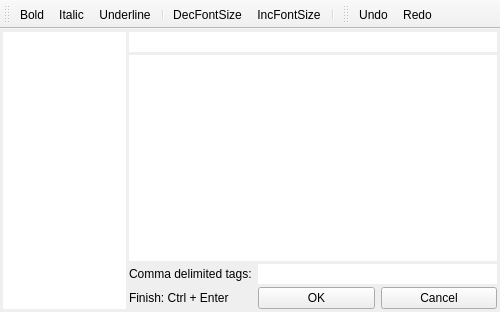
Qt form src/editnoteform.ui (graninas/WhiteLightNotes) before a commit.
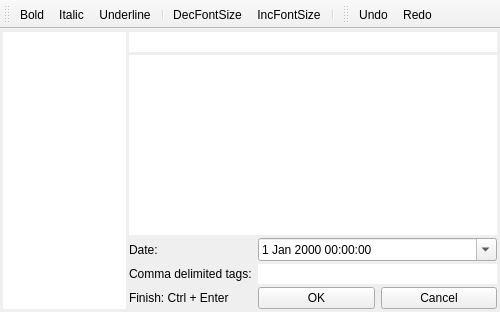
The same form after that commit. Icons and pictures are not drawn.

What changed in the file:
```diff
--- a/src/editnoteform.ui
+++ b/src/editnoteform.ui
@@ -117,41 +117,55 @@
         <property name="verticalSpacing">
          <number>3</number>
         </property>
-        <item row="0" column="1" colspan="2">
+        <item row="1" column="1" colspan="2">
          <widget class="QLineEdit" name="le_Tags">
           <property name="frame">
            <bool>false</bool>
           </property>
          </widget>
         </item>
-        <item row="0" column="0">
+        <item row="1" column="0">
          <widget class="QLabel" name="label">
           <property name="text">
            <string>Comma delimited tags:</string>
           </property>
          </widget>
         </item>
-        <item row="2" column="2">
+        <item row="3" column="2">
          <widget class="QPushButton" name="pb_Cancel">
           <property name="text">
            <string>Cancel</string>
           </property>
          </widget>
         </item>
-        <item row="2" column="1">
+        <item row="3" column="1">
          <widget class="QPushButton" name="pb_Ok">
           <property name="text">
            <string>OK</string>
           </property>
          </widget>
         </item>
-        <item row="2" column="0">
+        <item row="3" column="0">
          <widget class="QLabel" name="label_2">
           <property name="text">
            <string>Finish: Ctrl + Enter</string>
           </property>
          </widget>
         </item>
+        <item row="0" column="0">
+         <widget class="QLabel" name="l_Date">
+          <property name="text">
+           <string>Date:</string>
+          </property>
+         </widget>
+        </item>
+        <item row="0" column="1" colspan="2">
+         <widget class="QDateTimeEdit" name="dte_Date">
+          <property name="calendarPopup">
+           <bool>true</bool>
+          </property>
+         </widget>
+        </item>
        </layout>
       </item>
      </layout>
```
Left out of the diff: 32 changed lines with no effect on the pictures.
